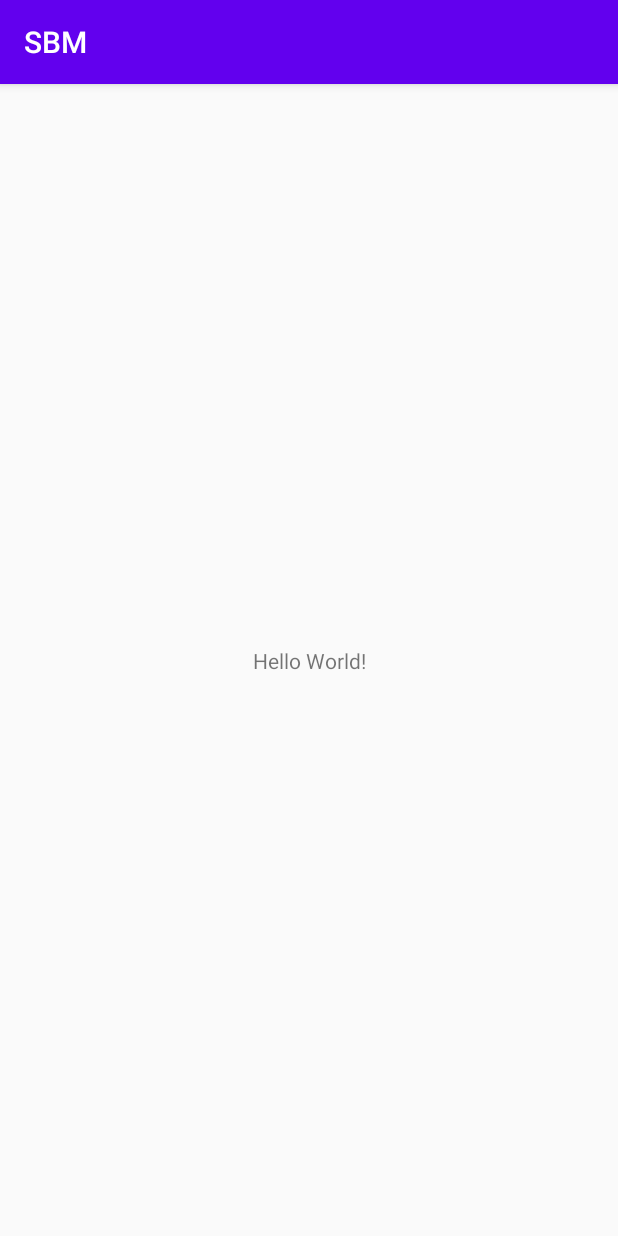
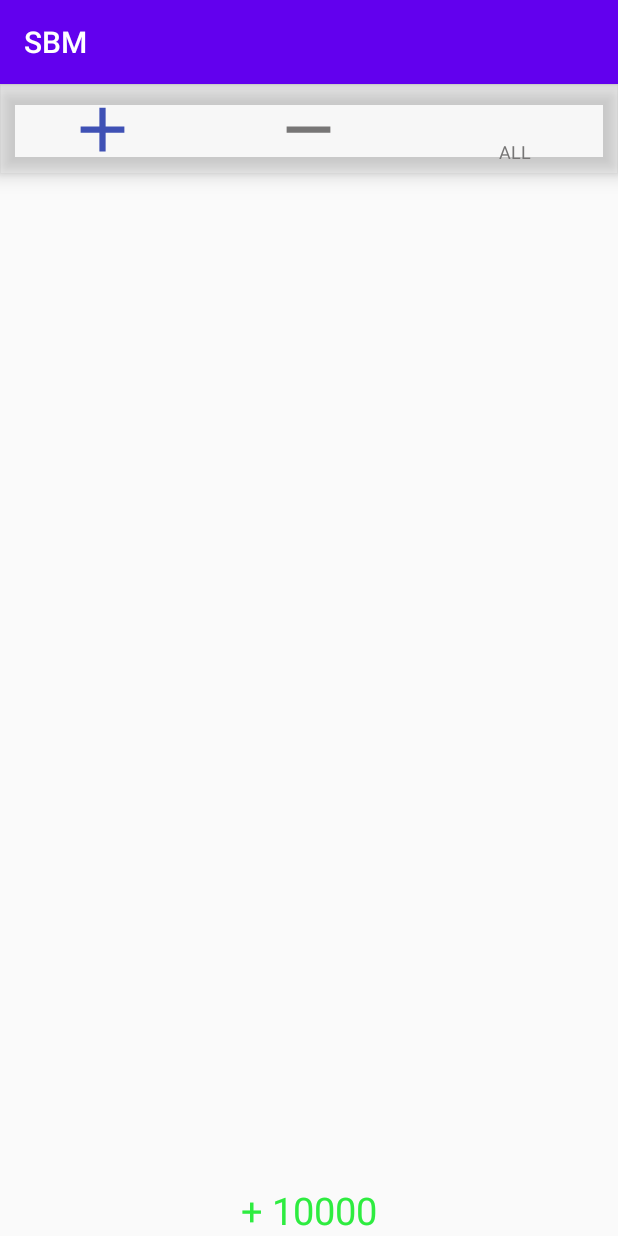
Before and after one commit to While-true-codeanything/SBM, an Android app: the screen it shows after launch (MainActivity), on a phone screen of 412 x 824 dp. Run offline under Robolectric (Android 15) with nearby library versions, the phone set to English and light mode, and no system bars.

Commit message:
Some layouts

```diff
--- /dev/null
+++ b/app/src/main/res/drawable/color.xml
@@ -0,0 +1,5 @@
+<?xml version="1.0" encoding="utf-8"?>
+<selector xmlns:android="http://schemas.android.com/apk/res/android">
+    <item android:color="#3F51B5" android:state_checked="true" />
+    <item android:color="#777676" android:state_checked="false" />
+</selector>
--- /dev/null
+++ b/app/src/main/res/drawable/ic_add.xml
@@ -0,0 +1,10 @@
+<vector xmlns:android="http://schemas.android.com/apk/res/android"
+    android:width="50dp"
+    android:height="50dp"
+    android:tint="?attr/colorControlNormal"
+    android:viewportWidth="24"
+    android:viewportHeight="24">
+    <path
+        android:fillColor="@android:color/white"
+        android:pathData="M19,13h-6v6h-2v-6H5v-2h6V5h2v6h6v2z" />
+</vector>
--- /dev/null
+++ b/app/src/main/res/drawable/ic_remove.xml
@@ -0,0 +1,10 @@
+<vector xmlns:android="http://schemas.android.com/apk/res/android"
+    android:width="50dp"
+    android:height="50dp"
+    android:tint="?attr/colorControlNormal"
+    android:viewportWidth="24"
+    android:viewportHeight="24">
+    <path
+        android:fillColor="@android:color/white"
+        android:pathData="M19,13H5v-2h14v2z" />
+</vector>
--- a/app/src/main/res/layout/activity_main.xml
+++ b/app/src/main/res/layout/activity_main.xml
@@ -1,18 +1,35 @@
 <?xml version="1.0" encoding="utf-8"?>
-<androidx.constraintlayout.widget.ConstraintLayout
-    xmlns:android="http://schemas.android.com/apk/res/android"
+<LinearLayout xmlns:android="http://schemas.android.com/apk/res/android"
+    xmlns:app="http://schemas.android.com/apk/res-auto"
     xmlns:tools="http://schemas.android.com/tools"
-    xmlns:app="http://schemas.android.com/apk/res-auto"
     android:layout_width="match_parent"
     android:layout_height="match_parent"
+    android:orientation="vertical"
     tools:context=".MainActivity">
+
+    <com.google.android.material.bottomnavigation.BottomNavigationView
+        android:layout_width="match_parent"
+        android:layout_height="60dp"
+        app:backgroundTint="@color/cardview_shadow_end_color"
+        app:itemIconSize="50dp"
+        app:itemIconTint="@drawable/color"
+        app:itemTextColor="@drawable/color"
+        app:menu="@menu/navigation_menu">
+
+    </com.google.android.material.bottomnavigation.BottomNavigationView>
+
+    <androidx.recyclerview.widget.RecyclerView
+        android:layout_width="match_parent"
+        android:layout_height="match_parent"
+        android:layout_weight="1" />
+
     <TextView
-      android:layout_width="wrap_content"
-      android:layout_height="wrap_content"
-      android:text="Hello World!"
-      app:layout_constraintBottom_toBottomOf="parent"
-      app:layout_constraintLeft_toLeftOf="parent"
-      app:layout_constraintRight_toRightOf="parent"
-      app:layout_constraintTop_toTopOf="parent" />
+        android:id="@+id/textView"
+        android:layout_width="match_parent"
+        android:layout_height="wrap_content"
+        android:gravity="center"
+        android:text="+ 10000"
+        android:textColor="#2EEC40"
+        android:textSize="25sp" />
 
-  </androidx.constraintlayout.widget.ConstraintLayout>
+</LinearLayout>
--- /dev/null
+++ b/app/src/main/res/menu/navigation_menu.xml
@@ -0,0 +1,18 @@
+<?xml version="1.0" encoding="utf-8"?>
+<menu xmlns:android="http://schemas.android.com/apk/res/android">
+
+    <item
+        android:id="@+id/navigation_home"
+        android:icon="@drawable/ic_add"
+        android:title="" />
+
+    <item
+        android:id="@+id/navigation_uliss"
+        android:icon="@drawable/ic_remove"
+        android:title="" />
+
+    <item
+        android:id="@+id/navigation_timetable"
+        android:title="ALL" />
+
+</menu>
```
